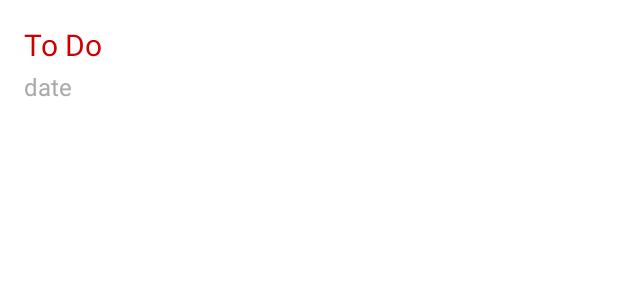
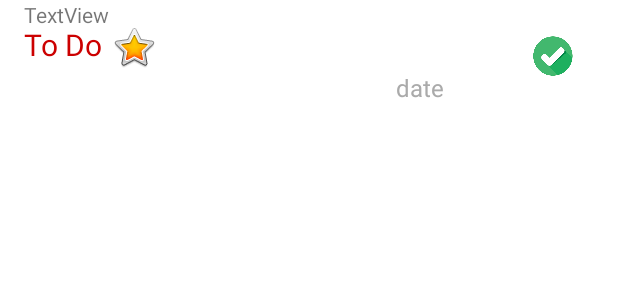
Before and after one commit to FAISALT1000/ToDoList, an Android app: the layout item_list_fragment.xml on its own in the app's theme, with its tools: preview values and no code run, on a phone screen of 412 x 824 dp. Shown: the top 300 px of the screen. Run offline under Robolectric (Android 15) with nearby library versions, the phone set to English and light mode, and no system bars.

```diff
--- a/app/src/main/java/com/example/todolist/database/ToDo.kt
+++ b/app/src/main/java/com/example/todolist/database/ToDo.kt
@@ -1,13 +1,16 @@
 package com.example.todolist.database
 
 import androidx.room.Entity
+import androidx.room.PrimaryKey
 import java.util.*
 
 @Entity
 data class ToDo(
+    @PrimaryKey val id:UUID=UUID.randomUUID(),
     var title:String="",
     var isdidit:Boolean=false,
     var details:String="",
     var startDate:Date=Date(),
     var expiredDate:Date=Date(),
+    //var isFavorite:Boolean=false
 )
--- a/app/src/main/res/layout/item_list_fragment.xml
+++ b/app/src/main/res/layout/item_list_fragment.xml
@@ -22,15 +22,44 @@
         android:id="@+id/to_do_end_date_item"
         android:layout_width="wrap_content"
         android:layout_height="wrap_content"
-        android:layout_marginStart="16dp"
-        android:layout_marginTop="3dp"
+        android:layout_marginStart="264dp"
+        android:layout_marginTop="4dp"
         android:text="date"
         android:textColor="@android:color/darker_gray"
         android:textSize="16sp"
         app:layout_constraintStart_toStartOf="parent"
         app:layout_constraintTop_toBottomOf="@+id/to_do_title_item" />
 
-<!--    <ImageView-->
+    <ImageView
+        android:id="@+id/did_it_imageView"
+        android:layout_width="55dp"
+        android:layout_height="40dp"
+        android:layout_marginEnd="16dp"
+        android:layout_marginBottom="12dp"
+        app:layout_constraintBottom_toBottomOf="parent"
+        app:layout_constraintEnd_toEndOf="parent"
+        app:srcCompat="@drawable/didit" />
+
+    <ImageView
+        android:id="@+id/favorite_imageView"
+        android:layout_width="wrap_content"
+        android:layout_height="wrap_content"
+        android:layout_marginStart="5dp"
+        android:layout_marginTop="15dp"
+        app:layout_constraintStart_toEndOf="@+id/to_do_title_item"
+        app:layout_constraintTop_toTopOf="parent"
+        app:srcCompat="@android:drawable/btn_star_big_on" />
+
+    <TextView
+        android:id="@+id/textView3"
+        android:layout_width="wrap_content"
+        android:layout_height="wrap_content"
+        android:layout_marginStart="16dp"
+        android:text="TextView"
+        app:layout_constraintStart_toStartOf="parent"
+        tools:layout_editor_absoluteY="50dp" />
+
+    <!--    <ImageView-->
 <!--        android:id="@+id/is_solved_iv"-->
 <!--        android:layout_width="41dp"-->
 <!--        android:layout_height="37dp"-->
```
Also changed, not shown: app/src/main/java/com/example/todolist/database/ToDoDao.kt (+14 -1 lines), app/src/main/java/com/example/todolist/database/ToDoDatabase.kt (added, +11 -0 lines), app/src/main/java/com/example/todolist/database/ToDoRepo.kt (added, +59 -0 lines), app/src/main/java/com/example/todolist/database/ToDoTypeConverter.kt (added, +26 -0 lines), app/src/main/res/drawable/didit.jpg (added), app/src/main/res/drawable/didit.png (deleted).
